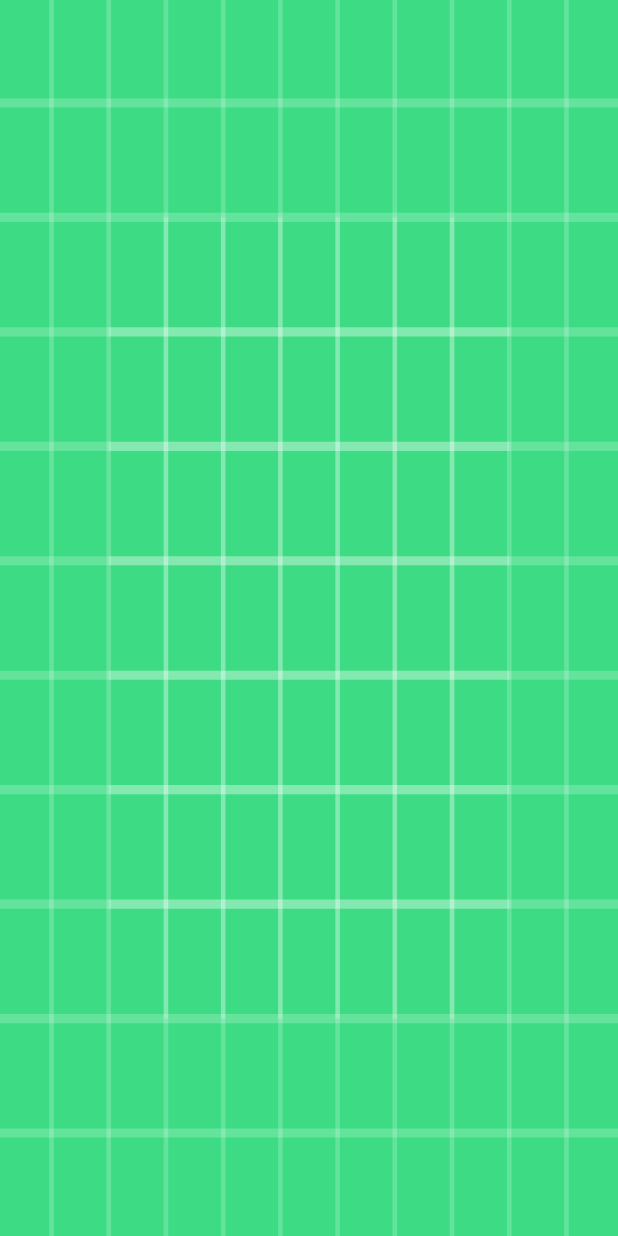
After one commit to franzandel/DicodingExpertSubmission, an Android app: the SplashScreenActivity screen opened directly, with no data from a screen before it, on a phone screen of 412 x 824 dp. The commit adds this screen. Run offline under Robolectric (Android 15) with nearby library versions, the phone set to English and light mode, and no system bars; 1 statement that could not run was skipped.

Commit message:
feat(splash-screen): Create Splash Screen Activity

```diff
--- a/app/src/main/AndroidManifest.xml
+++ b/app/src/main/AndroidManifest.xml
@@ -9,13 +9,15 @@
         android:roundIcon="@mipmap/ic_launcher_round"
         android:supportsRtl="true"
         android:theme="@style/Theme.DicodingExpertSubmission">
-        <activity android:name=".MainActivity">
+        <activity android:name=".presentation.SplashScreenActivity"
+            android:theme="@style/SplashScreen">
             <intent-filter>
                 <action android:name="android.intent.action.MAIN" />
 
                 <category android:name="android.intent.category.LAUNCHER" />
             </intent-filter>
         </activity>
+        <activity android:name=".MainActivity"/>
     </application>
 
 </manifest>
--- /dev/null
+++ b/app/src/main/java/com/franzandel/dicodingexpertsubmission/core/extension/ContextExtension.kt
@@ -0,0 +1,16 @@
+package com.franzandel.dicodingexpertsubmission.core.extension
+
+import android.content.Context
+import android.content.Intent
+
+/**
+ * Created by Franz Andel on 28/04/21.
+ * Android Engineer
+ */
+
+fun Context.goTo(clazz: Class<*>, bundle: (Intent.() -> Unit)? = null) {
+    Intent(this, clazz).run {
+        bundle?.invoke(this)
+        startActivity(this)
+    }
+}
--- /dev/null
+++ b/app/src/main/java/com/franzandel/dicodingexpertsubmission/presentation/SplashScreenActivity.kt
@@ -0,0 +1,30 @@
+package com.franzandel.dicodingexpertsubmission.presentation
+
+import androidx.appcompat.app.AppCompatActivity
+import android.os.Bundle
+import android.os.Handler
+import android.os.Looper
+import com.franzandel.dicodingexpertsubmission.MainActivity
+import com.franzandel.dicodingexpertsubmission.R
+import com.franzandel.dicodingexpertsubmission.core.extension.goTo
+
+class SplashScreenActivity : AppCompatActivity() {
+    companion object {
+        private const val TIME_OUT = 1000L
+    }
+
+    override fun onCreate(savedInstanceState: Bundle?) {
+        super.onCreate(savedInstanceState)
+        setContentView(R.layout.activity_splash_screen)
+        delayOneSecond()
+    }
+
+    private fun delayOneSecond() {
+        Handler(Looper.getMainLooper()).postDelayed({
+            kotlin.run {
+                goTo(MainActivity::class.java)
+                finish()
+            }
+        }, TIME_OUT)
+    }
+}
--- /dev/null
+++ b/app/src/main/res/layout/activity_splash_screen.xml
@@ -0,0 +1,10 @@
+<?xml version="1.0" encoding="utf-8"?>
+<androidx.constraintlayout.widget.ConstraintLayout xmlns:android="http://schemas.android.com/apk/res/android"
+    xmlns:app="http://schemas.android.com/apk/res-auto"
+    xmlns:tools="http://schemas.android.com/tools"
+    android:layout_width="match_parent"
+    android:layout_height="match_parent"
+    android:background="@drawable/ic_launcher_background"
+    tools:context=".presentation.SplashScreenActivity">
+
+</androidx.constraintlayout.widget.ConstraintLayout>
--- a/app/src/main/res/values-night/themes.xml
+++ b/app/src/main/res/values-night/themes.xml
@@ -13,4 +13,9 @@
         <item name="android:statusBarColor" tools:targetApi="l">?attr/colorPrimaryVariant</item>
         <!-- Customize your theme here. -->
     </style>
+
+    <style name="SplashScreen" parent="Theme.DicodingExpertSubmission">
+        <item name="android:windowFullscreen">true</item>
+        <item name="android:windowNoTitle">true</item>
+    </style>
 </resources>
--- a/app/src/main/res/values/themes.xml
+++ b/app/src/main/res/values/themes.xml
@@ -1,6 +1,6 @@
 <resources xmlns:tools="http://schemas.android.com/tools">
     <!-- Base application theme. -->
-    <style name="Theme.DicodingExpertSubmission" parent="Theme.MaterialComponents.DayNight.DarkActionBar">
+    <style name="Theme.DicodingExpertSubmission" parent="Theme.MaterialComponents.DayNight.NoActionBar">
         <!-- Primary brand color. -->
         <item name="colorPrimary">@color/purple_500</item>
         <item name="colorPrimaryVariant">@color/purple_700</item>
@@ -13,4 +13,9 @@
         <item name="android:statusBarColor" tools:targetApi="l">?attr/colorPrimaryVariant</item>
         <!-- Customize your theme here. -->
     </style>
+
+    <style name="SplashScreen" parent="Theme.DicodingExpertSubmission">
+        <item name="android:windowFullscreen">true</item>
+        <item name="android:windowNoTitle">true</item>
+    </style>
 </resources>
```
